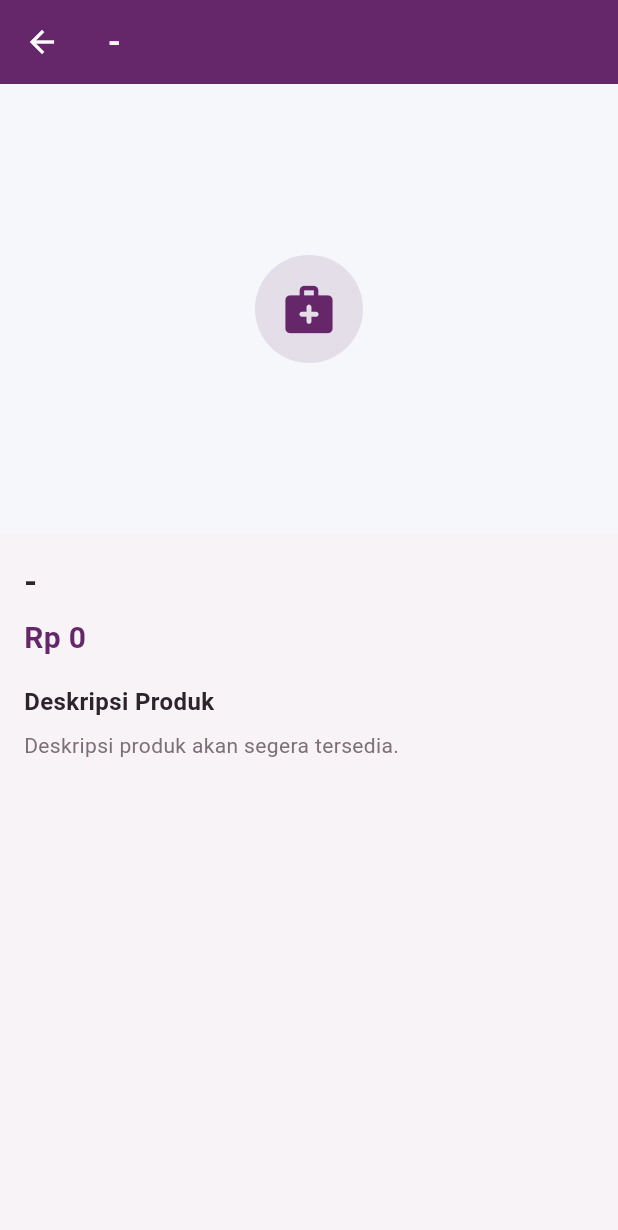
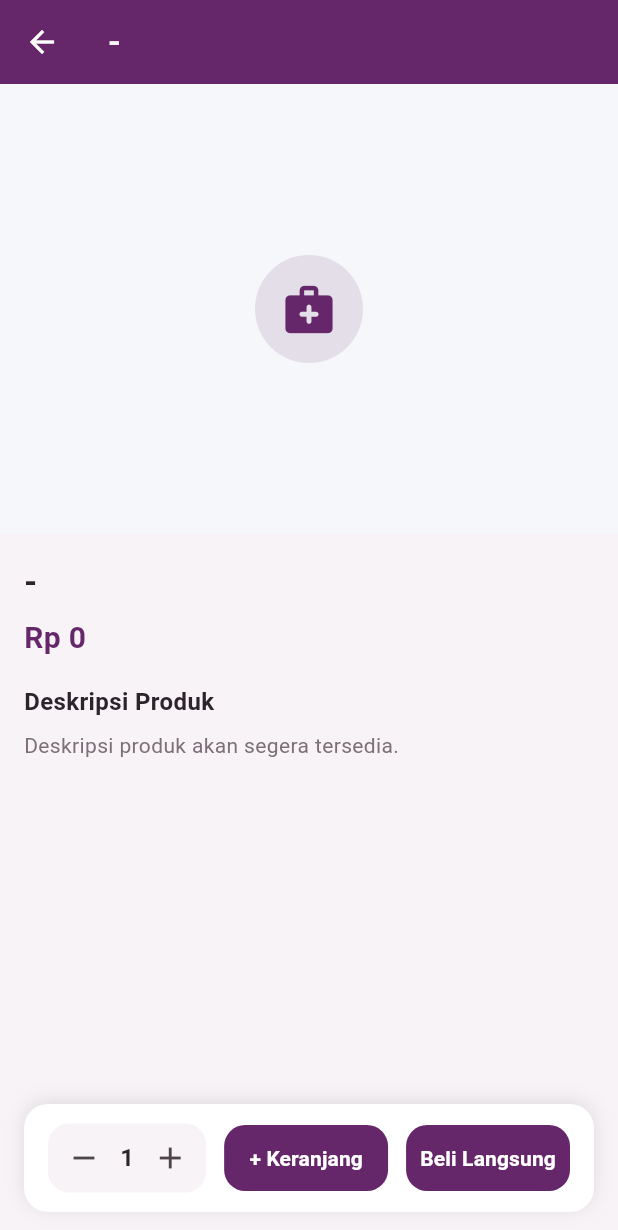
Before and after one commit to Laksatechno/front-end-superapp, a Flutter app: the ProductDetailsPage screen opened directly with empty values, on a phone screen of 412 x 824 dp. Shown: the top 1230 px of the screen. Run offline on Flutter 3.47's test engine with Material 3 defaults, Android fonts, the light colour scheme and no system bars; our stand-ins replace bloc, camera, dartz, dio, flutter_bloc, flutter_map and 11 more; missing offline and left inert: flutter_map_dragmarker, flutter_pdfview, mobile_scanner; accounts and stored records are empty; generated files the repository leaves out were written again.

Commit message:
update product detail feature keranjang dan beli langsung

```diff
--- a/lib/pagecustomer/order/product_details.dart
+++ b/lib/pagecustomer/order/product_details.dart
@@ -1,14 +1,19 @@
 import 'package:flutter/material.dart';
 import 'package:yofa/core/constants/variables.dart';
 import 'package:yofa/pageadmin/sales/getproducts/model/customer_product_price_model.dart';
+import 'package:yofa/pagecustomer/order/checkout_page.dart';
 import 'package:yofa/theme/app_theme.dart';
 
 class ProductDetailsPage extends StatefulWidget {
   final CustomerProductPrice product;
+  final Function(int) addToCart;
+  final List<CustomerProductPrice> products;
 
   const ProductDetailsPage({
     super.key,
     required this.product,
+    required this.addToCart,
+    required this.products,
   });
 
   @override
@@ -51,23 +56,42 @@ class _ProductDetailsPageState extends State<ProductDetailsPage> {
   }
 
   void _addToCart() {
-    // TODO: Implement add to cart logic
-    ScaffoldMessenger.of(context).showSnackBar(
-      const SnackBar(
-        content: Text('Produk ditambahkan ke keranjang'),
-        duration: Duration(seconds: 1),
-      ),
-    );
+    final index = widget.products.indexOf(widget.product);
+    if (index != -1) {
+      // Tambahkan item ke keranjang sebanyak qty yang dipilih
+      for (var i = 0; i < qty; i++) {
+        widget.addToCart(index);
+      }
+      ScaffoldMessenger.of(context).showSnackBar(
+        SnackBar(
+          content: Text('Berhasil menambahkan $qty produk ke keranjang'),
+          duration: const Duration(seconds: 1),
+        ),
+      );
+    }
   }
 
   void _buyNow() {
-    // TODO: Implement buy now logic
-    ScaffoldMessenger.of(context).showSnackBar(
-      const SnackBar(
-        content: Text('Mengarahkan ke halaman checkout'),
-        duration: Duration(seconds: 1),
-      ),
-    );
+    final index = widget.products.indexOf(widget.product);
+    if (index != -1) {
+      // Filter hanya produk yang dipilih (qty > 0)
+      final selectedItems = <Map<String, dynamic>>[];
+      selectedItems.add({
+        'id': widget.product.id,
+        'product_id': widget.product.productId,
+        'name': _name(widget.product),
+        'price': _price(widget.product),
+        'qty': qty,
+        'image': _image(widget.product),
+      });
+
+      Navigator.push(
+        context,
+        MaterialPageRoute(
+          builder: (_) => CheckoutPage(items: selectedItems),
+        ),
+      );
+    }
   }
 
   @override
@@ -151,103 +175,103 @@ class _ProductDetailsPageState extends State<ProductDetailsPage> {
           ],
         ),
       ),
-      // bottomNavigationBar: SafeArea(
-      //   child: Container(
-      //     margin: const EdgeInsets.all(16),
-      //     padding: const EdgeInsets.symmetric(horizontal: 16, vertical: 12),
-      //     decoration: BoxDecoration(
-      //       color: Colors.white,
-      //       borderRadius: BorderRadius.circular(16),
-      //       boxShadow: [
-      //         BoxShadow(
-      //           color: Colors.black.withOpacity(0.1),
-      //           blurRadius: 10,
-      //           offset: const Offset(0, -2),
-      //         ),
-      //       ],
-      //     ),
-      //     child: Row(
-      //       children: [
-      //         // Quantity Selector
-      //         Container(
-      //           height: 46,
-      //           decoration: BoxDecoration(
-      //             color: AppTheme.bg,
-      //             borderRadius: BorderRadius.circular(14),
-      //           ),
-      //           child: Row(
-      //             children: [
-      //               IconButton(
-      //                 onPressed: () {
-      //                   setState(() {
-      //                     if (qty > 1) qty--;
-      //                   });
-      //                 },
-      //                 icon: const Icon(Icons.remove),
-      //               ),
-      //               Text(
-      //                 qty.toString(),
-      //                 style: const TextStyle(
-      //                   fontWeight: FontWeight.bold,
-      //                   fontSize: 16,
-      //                   color: AppTheme.textDark,
-      //                 ),
-      //               ),
-      //               IconButton(
-      //                 onPressed: () {
-      //                   setState(() {
-      //                     qty++;
-      //                   });
-      //                 },
-      //                 icon: const Icon(Icons.add),
-      //               ),
-      //             ],
-      //           ),
-      //         ),
-      //         const SizedBox(width: 12),
-      //         // Add to Cart Button
-      //         Expanded(
-      //           child: ElevatedButton(
-      //             onPressed: _addToCart,
-      //             style: ElevatedButton.styleFrom(
-      //               backgroundColor: AppTheme.primary,
-      //               foregroundColor: Colors.white,
-      //               elevation: 0,
-      //               padding: const EdgeInsets.symmetric(vertical: 12),
-      //               shape: RoundedRectangleBorder(
-      //                 borderRadius: BorderRadius.circular(14),
-      //               ),
-      //             ),
-      //             child: const Text(
-      //               '+ Keranjang',
-      //               style: TextStyle(fontWeight: FontWeight.bold),
-      //             ),
-      //           ),
-      //         ),
-      //         const SizedBox(width: 12),
-      //         // Buy Now Button
-      //         Expanded(
-      //           child: ElevatedButton(
-      //             onPressed: _buyNow,
-      //             style: ElevatedButton.styleFrom(
-      //               backgroundColor: AppTheme.primary,
-      //               foregroundColor: Colors.white,
-      //               elevation: 0,
-      //               padding: const EdgeInsets.symmetric(vertical: 12),
-      //               shape: RoundedRectangleBorder(
-      //                 borderRadius: BorderRadius.circular(14),
-      //               ),
-      //             ),
-      //             child: const Text(
-      //               'Beli Langsung',
-      //               style: TextStyle(fontWeight: FontWeight.bold),
-      //             ),
-      //           ),
-      //         ),
-      //       ],
-      //     ),
-      //   ),
-      // ),
+      bottomNavigationBar: SafeArea(
+        child: Container(
+          margin: const EdgeInsets.all(16),
+          padding: const EdgeInsets.symmetric(horizontal: 16, vertical: 12),
+          decoration: BoxDecoration(
+            color: Colors.white,
+            borderRadius: BorderRadius.circular(16),
+            boxShadow: [
+              BoxShadow(
+                color: Colors.black.withOpacity(0.1),
+                blurRadius: 10,
+                offset: const Offset(0, -2),
+              ),
+            ],
+          ),
+          child: Row(
+            children: [
+              // Quantity Selector
+              Container(
+                height: 46,
+                decoration: BoxDecoration(
+                  color: AppTheme.bg,
+                  borderRadius: BorderRadius.circular(14),
+                ),
+                child: Row(
+                  children: [
+                    IconButton(
+                      onPressed: () {
+                        setState(() {
+                          if (qty > 1) qty--;
+                        });
+                      },
+                      icon: const Icon(Icons.remove),
+                    ),
+                    Text(
+                      qty.toString(),
+                      style: const TextStyle(
+                        fontWeight: FontWeight.bold,
+                        fontSize: 16,
+                        color: AppTheme.textDark,
+                      ),
+                    ),
+                    IconButton(
+                      onPressed: () {
+                        setState(() {
+                          qty++;
+                        });
+                      },
+                      icon: const Icon(Icons.add),
+                    ),
+                  ],
+                ),
+              ),
+              const SizedBox(width: 12),
+              // Add to Cart Button
+              Expanded(
+                child: ElevatedButton(
+                  onPressed: _addToCart,
+                  style: ElevatedButton.styleFrom(
+                    backgroundColor: AppTheme.primary,
+                    foregroundColor: Colors.white,
+                    elevation: 0,
+                    padding: const EdgeInsets.symmetric(vertical: 12),
+                    shape: RoundedRectangleBorder(
+                      borderRadius: BorderRadius.circular(14),
+                    ),
+                  ),
+                  child: const Text(
+                    '+ Keranjang',
+                    style: TextStyle(fontWeight: FontWeight.bold),
+                  ),
+                ),
+              ),
+              const SizedBox(width: 12),
+              // Buy Now Button
+              Expanded(
+                child: ElevatedButton(
+                  onPressed: _buyNow,
+                  style: ElevatedButton.styleFrom(
+                    backgroundColor: AppTheme.primary,
+                    foregroundColor: Colors.white,
+                    elevation: 0,
+                    padding: const EdgeInsets.symmetric(vertical: 12),
+                    shape: RoundedRectangleBorder(
+                      borderRadius: BorderRadius.circular(14),
+                    ),
+                  ),
+                  child: const Text(
+                    'Beli Langsung',
+                    style: TextStyle(fontWeight: FontWeight.bold),
+                  ),
+                ),
+              ),
+            ],
+          ),
+        ),
+      ),
     );
   }
 
--- a/pubspec.yaml
+++ b/pubspec.yaml
@@ -16,7 +16,7 @@ publish_to: 'none' # Remove this line if you wish to publish to pub.dev
 # https://developer.apple.com/library/archive/documentation/General/Reference/InfoPlistKeyReference/Articles/CoreFoundationKeys.html
 # In Windows, build-name is used as the major, minor, and patch parts
 # of the product and file versions while build-number is used as the build suffix.
-version: 1.0.0+1
+version: 1.0.2+1
 
 environment:
   sdk: ^3.8.1
```
Also changed, not shown: lib/pagecustomer/order/order_page.dart (+11 -1 lines).
